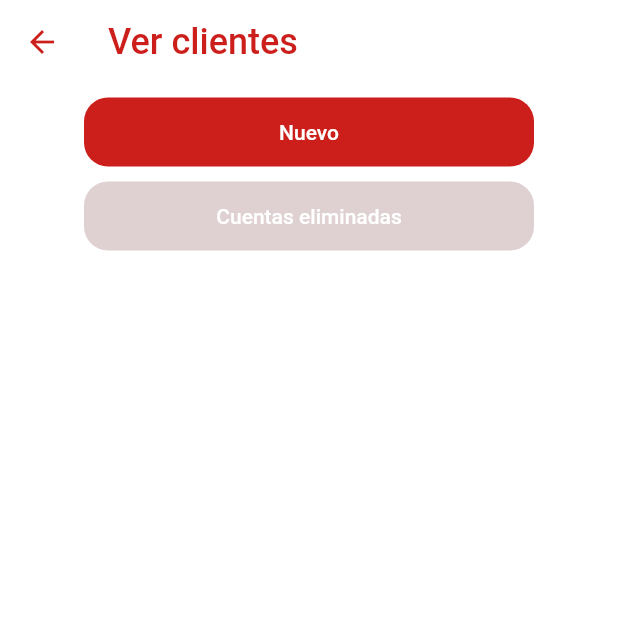
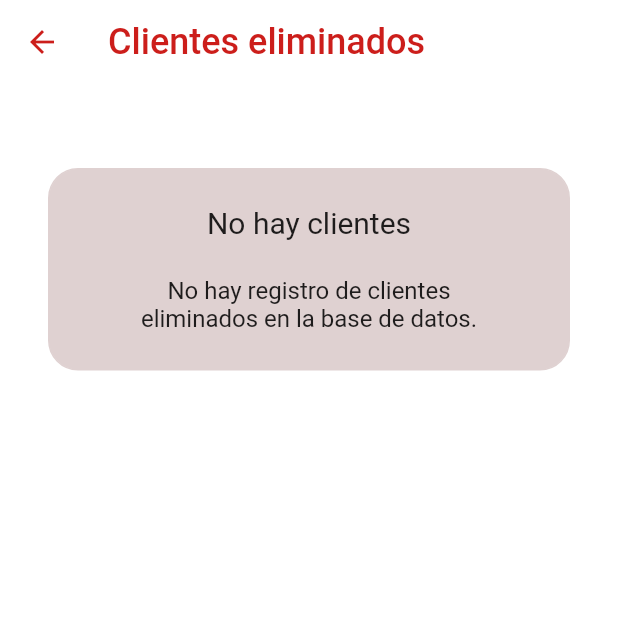
Before and after one commit to AlcaideMarina/tfg_app_interna_flutter, a Flutter app: the AllClientsPage screen opened directly with empty values, after a tap on "Cuentas eliminadas", on a phone screen of 412 x 824 dp, the top half of it. Run offline on Flutter 3.47's test engine with Material 2 defaults, Android fonts, the phone set to English and light mode, and no system bars; our stand-ins replace cloud_firestore, firebase_auth, firebase_core; accounts and stored records are empty.

Commit message:
feat: Add delete clientes page

```diff
--- /dev/null
+++ b/lib/component/component_panel.dart
@@ -0,0 +1,65 @@
+import 'package:flutter/material.dart';
+import 'package:hueveria_nieto_interna/custom/custom_colors.dart';
+
+/// Component to use when listing all clients (e.g: AllClientsPage)
+
+class HNComponentPanel extends StatelessWidget {
+
+  final String? title;
+  final String? subtitle;
+  final String? text;
+  final String? subtext;
+
+  const HNComponentPanel(
+    {Key? key,
+    this.title,
+    this.subtitle,
+    this.text,
+    this.subtext}) : super(key: key);
+
+  @override
+  Widget build(BuildContext context) {
+
+    double space1 = 0.0;
+    double space2 = 0.0;
+    double space3 = 0.0;
+
+    if (title != null && subtitle != null) {
+      space1 = 8.0;
+    }
+    if (text != null && subtext != null) {
+      space3 = 8.0;
+    }
+    if ((title != null || subtitle != null) && (text != null || subtext != null)) {
+      space2 = 24.0;
+    }
+
+    return Center(
+      child: Container(
+        width: double.infinity,
+        padding: const EdgeInsets.symmetric(
+          vertical: 24,
+          horizontal: 40),
+        child: Column(
+              crossAxisAlignment: CrossAxisAlignment.center,
+              children: [
+                title == null ? Container() : Text(title!, style: const TextStyle(fontSize: 20.0), textAlign: TextAlign.center,),
+                SizedBox(height: space1),
+                subtitle == null ? Container() : Text(subtitle!, style: const TextStyle(fontSize: 14.0, color: CustomColors.grayColor), textAlign: TextAlign.center,),
+                SizedBox(height: space2),
+                text == null ? Container() : Text(text!, style: const TextStyle(fontSize: 16.0), textAlign: TextAlign.center,),
+                SizedBox(height: space3),
+                subtext == null ? Container() : Text(subtext!, style: const TextStyle(fontSize: 13.0, color: CustomColors.grayColor), textAlign: TextAlign.center,)
+              ],
+        ),
+        decoration: BoxDecoration(
+          color: CustomColors.redGraySecondaryColor,
+          border: Border.all(
+            color: CustomColors.redGraySecondaryColor,
+          ),
+          borderRadius: const BorderRadius.all(Radius.circular(20))
+        ),
+      ),
+    );
+  }
+}
--- a/lib/flutterfire/flutterfire.dart
+++ b/lib/flutterfire/flutterfire.dart
@@ -63,3 +63,10 @@ Stream<QuerySnapshot<Map<String, dynamic>>> getActiveClients() {
       .where('deleted', isEqualTo: false)
       .snapshots();
 }
+
+Stream<QuerySnapshot<Map<String, dynamic>>> getDeletedClients() {
+  return FirebaseFirestore.instance
+      .collection('client_info')
+      .where('deleted', isEqualTo: true)
+      .snapshots();
+}
--- a/lib/screens/users_and_clients/all_clients_page.dart
+++ b/lib/screens/users_and_clients/all_clients_page.dart
@@ -10,6 +10,8 @@ import 'package:hueveria_nieto_interna/model/client_model.dart';
 import 'package:hueveria_nieto_interna/model/current_user_model.dart';
 import 'package:hueveria_nieto_interna/screens/users_and_clients/new_client_page.dart';
 import 'package:hueveria_nieto_interna/values/strings_translation.dart';
+
+import 'deleted_clients_page.dart';
 
 class AllClientsPage extends StatefulWidget {
   const AllClientsPage(this.currentUser, {Key? key}) : super(key: key);
@@ -66,7 +68,7 @@ class _AllClientsPageState extends State<AllClientsPage> {
                     height: 8,
                   ),
                   HNButton(ButtonTypes.grayBlackRoundedButton).getTypedButton(
-                      "Cuentas eliminadas", null, null, () {}, () {})
+                      "Cuentas eliminadas", null, null, navigateToDeletedClientsPage, () {})
                 ],
               ),
             ),
@@ -81,6 +83,7 @@ class _AllClientsPageState extends State<AllClientsPage> {
                     if (snapshot.hasData) {
                       final data = snapshot.data;
                       final List clientList = data.docs;
+                      // TODO: Si clientList.length = 0 hay que mostrar el panel
                       return Expanded(
                           child: ListView.builder(
                               shrinkWrap: true,
@@ -121,4 +124,13 @@ class _AllClientsPageState extends State<AllClientsPage> {
           builder: (context) => NewClientPage(currentUser),
         ));
   }
+
+  navigateToDeletedClientsPage() {
+    Navigator.push(
+        context,
+        MaterialPageRoute(
+          builder: (context) => DeletedClientsPage(currentUser),
+        ));
+  }
+
 }
--- /dev/null
+++ b/lib/screens/users_and_clients/deleted_clients_page.dart
@@ -0,0 +1,177 @@
+import 'package:cloud_firestore/cloud_firestore.dart';
+import 'package:firebase_core/firebase_core.dart';
+import 'package:flutter/material.dart';
+import 'package:hueveria_nieto_interna/component/component_clients.dart';
+import 'package:hueveria_nieto_interna/component/component_panel.dart';
+import 'package:hueveria_nieto_interna/component/constants/hn_button.dart';
+import 'package:hueveria_nieto_interna/custom/app_theme.dart';
+import 'package:hueveria_nieto_interna/custom/custom_colors.dart';
+import 'package:hueveria_nieto_interna/custom/custom_sizes.dart';
+import 'package:hueveria_nieto_interna/flutterfire/flutterfire.dart';
+import 'package:hueveria_nieto_interna/model/client_model.dart';
+import 'package:hueveria_nieto_interna/model/current_user_model.dart';
+import 'package:hueveria_nieto_interna/screens/users_and_clients/new_client_page.dart';
+import 'package:hueveria_nieto_interna/values/strings_translation.dart';
+
+class DeletedClientsPage extends StatefulWidget {
+  const DeletedClientsPage(this.currentUser, {Key? key}) : super(key: key);
+
+  final CurrentUserModel currentUser;
+
+  @override
+  State<DeletedClientsPage> createState() => _DeletedClientsPageState();
+}
+
+class _DeletedClientsPageState extends State<DeletedClientsPage> {
+  late CurrentUserModel currentUser;
+
+  @override
+  void initState() {
+    super.initState();
+    currentUser = widget.currentUser;
+  }
+
+  @override
+  Widget build(BuildContext context) {
+    Firebase.initializeApp();
+    final double _width = MediaQuery.of(context).size.width;
+    final double _height = MediaQuery.of(context).size.height;
+
+    GlobalKey<ScaffoldState> _scaffoldKey = GlobalKey<ScaffoldState>();
+    if (StringsTranslation.of(context) == null) {
+      print("NULO");
+    } else {
+      print("NO NULO");
+    }
+
+    return Scaffold(
+        key: _scaffoldKey,
+        backgroundColor: Colors.white,
+        appBar: AppBar(
+            toolbarHeight: 56.0,
+            title: const Text(
+              "Clientes eliminados",
+              style: TextStyle(
+                  color: AppTheme.primary, fontSize: CustomSizes.textSize24),
+            )),
+        body: Column(
+          children: [
+            StreamBuilder(
+                stream: getDeletedClients(),
+                builder:
+                    (BuildContext context, AsyncSnapshot<dynamic> snapshot) {
+                  if (snapshot.connectionState == ConnectionState.active &&
+                      snapshot.hasData) {
+                    final data = snapshot.data;
+                    final List clientList = data.docs;
+                    if (clientList.isNotEmpty) {
+                      return Expanded(
+                          child: ListView.builder(
+                              shrinkWrap: true,
+                              scrollDirection: Axis.vertical,
+                              itemCount: clientList.length,
+                              itemBuilder: (context, i) {
+                                final ClientModel client = ClientModel.fromMap(
+                                    clientList[i].data()
+                                        as Map<String, dynamic>);
+                                return Container(
+                                  margin: const EdgeInsets.symmetric(
+                                      horizontal: 32, vertical: 8),
+                                  child: HNComponentClients(
+                                      client.id,
+                                      client.company,
+                                      client.cif,
+                                      "TODO"), // TODO: Falta por hacer la parte de pedidos
+                                );
+                              }));
+                    } else {
+                      return Container(
+                          margin: const EdgeInsets.fromLTRB(32, 56, 32, 8),
+                          child: const HNComponentPanel(
+                            title: 'No hay clientes',
+                            text: "No hay registro de clientes eliminados en la base de datos.",
+                          ));
+                    }
+                  } else {
+                    return const CircularProgressIndicator(
+                      color: CustomColors.redPrimaryColor,
+                    );
+                  }
+                }),
+          ],
+        )
+
+        /*Column(
+        children: [
+          Container(
+            margin: const EdgeInsets.symmetric(
+              horizontal: 56,
+              vertical: 8
+            ),
+            child: Column(
+              children: [
+                HNButton(ButtonTypes.redWhiteBoldRoundedButton).getTypedButton("Nuevo", null, null, navigateToNewClientPage, () { }),
+                const SizedBox(height: 8,),
+                HNButton(ButtonTypes.grayBlackRoundedButton).getTypedButton("Cuentas eliminadas", null, null, () { }, () { })
+              ],
+            ),
+          ),
+          const SizedBox(height: 16,),
+          StreamBuilder(
+            stream: FirebaseFirestore.instance
+                                .collection('client_info')
+                                .snapshots(),
+                            builder: (context, snapshot) {
+              if (snapshot.connectionState == ConnectionState.done) {
+                if (snapshot.hasData) {
+                  // TODO: Hay que mostrar una LISTA
+                  // Sacamos la info del snapshot
+                  final data = snapshot.data as Map<String, dynamic>;
+                  final ClientModel client = ClientModel.fromMap(data);
+
+                  // return HNComponentClients
+                  return HNComponentClients(client.id, client.company, client.cif, 'actualOrder');
+                } else {
+                  if (snapshot.hasError) {
+                    // mensaje de error
+                  } else {
+                    // mensaje de que no hay info
+                  }
+                }
+                return Container();
+              } else {
+                return const CircularProgressIndicator(
+                  color: CustomColors.redPrimaryColor,
+                );
+              }
+            },
+          )
+          /*Container(
+            margin: const EdgeInsets.symmetric(
+              horizontal: 32,
+              vertical: 8
+            ),
+            child: const HNComponentClients("0000", "Huevería Nieto", "B - 65454654", "94623"),
+          ),
+          Container(
+            margin: const EdgeInsets.symmetric(
+              horizontal: 32,
+              vertical: 8
+            ),
+            child: const HNComponentClients("0000", "Huevería Nieto", "B - 65454654", "94623"),
+          )*/
+        ],
+      ),*/
+        );
+  }
+
+  navigateToNewClientPage() {
+    Navigator.push(
+        context,
+        MaterialPageRoute(
+          builder: (context) => NewClientPage(currentUser),
+        ));
+  }
+
+  navigateToDeletedClientsPage() {}
+}
```
